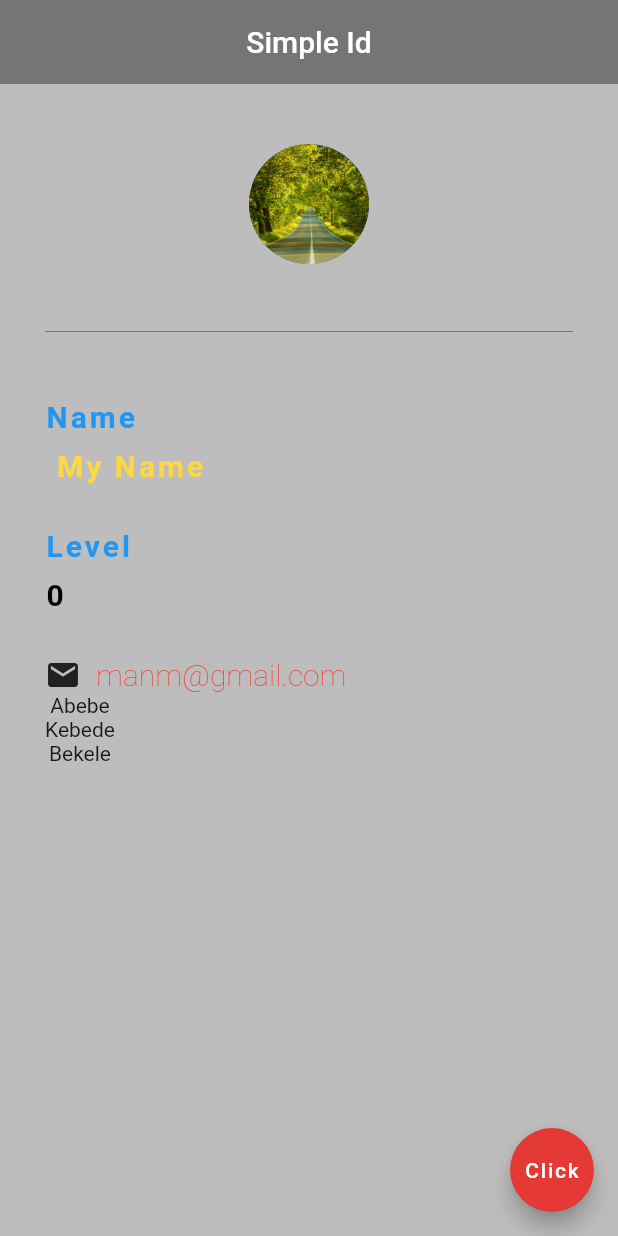
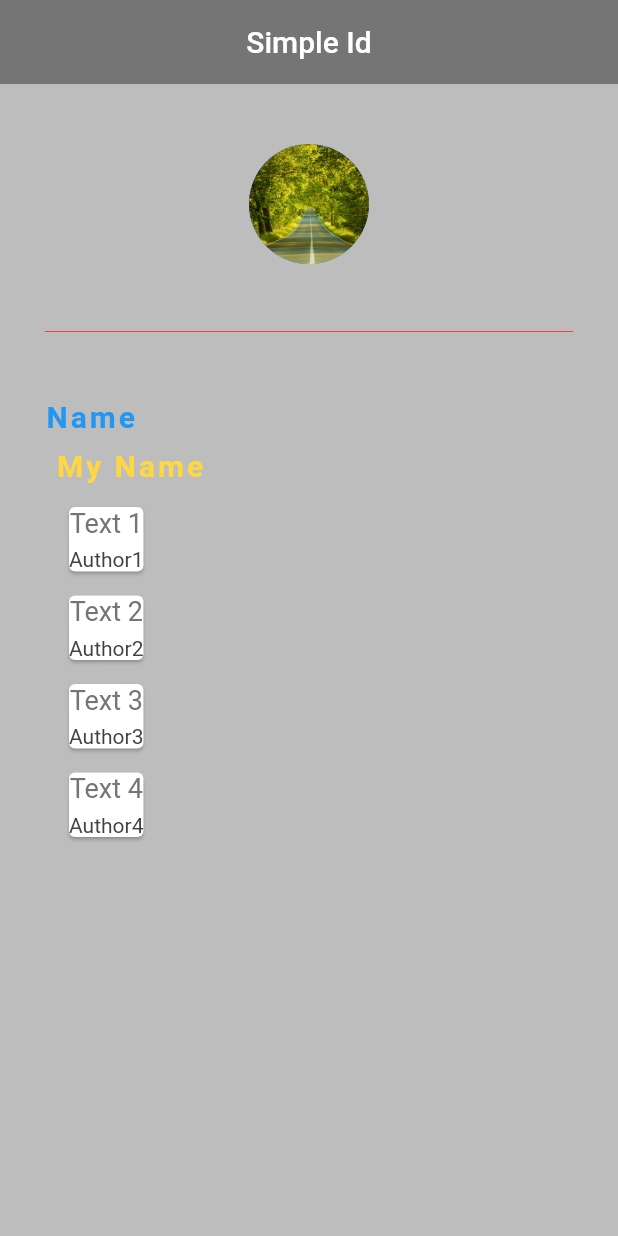
Before and after one commit to Destaritgithub/findwork, a Flutter app: the screen it shows after launch, on a phone screen of 412 x 824 dp. Run offline on Flutter 3.47's test engine with Material 2 defaults, Android fonts, the phone set to English and light mode, and no system bars.

Commit message:
flutter get

```diff
--- a/myapp/lib/main.dart
+++ b/myapp/lib/main.dart
@@ -1,4 +1,5 @@
 import 'package:flutter/material.dart';
+import 'quate.dart';
 
 void main() {
   runApp(MaterialApp(
@@ -14,7 +15,38 @@ class MyApp extends StatefulWidget {
 
 class _MyAppState extends State<MyApp> {
   int level = 0;
-  List<String> names = ['Abebe', 'Kebede', 'Bekele'];
+  List<Quote> names = [
+    Quote(text: 'Text 1', author: 'Author1'),
+    Quote(text: 'Text 2', author: 'Author2'),
+    Quote(text: 'Text 3', author: 'Author3'),
+    Quote(text: 'Text 4', author: 'Author4'),
+  ];
+
+  Widget quoteTemplete(quote) {
+    return Card(
+      margin: EdgeInsets.fromLTRB(16.0, 16.0, 16.0, 0.0),
+      child: Column(
+        children: [
+          Text(quote.text,
+          style: TextStyle(
+            fontSize: 18.0,
+            color: Colors.grey[600],
+          ),
+          ),
+          SizedBox(height: 6.0,),
+          Text(
+            quote.author,
+            style: TextStyle(
+              fontSize: 14.0,
+              color: Colors.grey[800],
+            ),
+          ),
+
+        ],
+      ),
+    );
+  }
+
   @override
   Widget build(BuildContext context) {
     return Scaffold(
@@ -61,67 +93,61 @@ class _MyAppState extends State<MyApp> {
                 letterSpacing: 2.0,
               ),
             ),
-            SizedBox(
-              height: 30.0,
-            ),
-            Text(
-              'Level',
-              style: TextStyle(
-                fontSize: 20.0,
-                color: Colors.blue,
-                fontWeight: FontWeight.bold,
-                letterSpacing: 2.0,
-              ),
-            ),
-            SizedBox(
-              height: 10.0,
-            ),
-            Text(
-              '$level',
-              style: TextStyle(
-                fontSize: 20.0,
-                color: Colors.black,
-                fontWeight: FontWeight.bold,
-                letterSpacing: 2.0,
-              ),
-            ),
-            SizedBox(
-              height: 30.0,
-            ),
-            Row(
-              children: [
-                Icon(
-                  Icons.email,
-                  color: Colors.grey[900],
-                ),
-                SizedBox(
-                  width: 10,
-                ),
-                Text(
-                  'manm@gmail.com',
-                  style: TextStyle(
-                    color: Colors.red,
-                    fontSize: 20.0,
-                    fontWeight: FontWeight.w100,
-                  ),
-                )
-              ],
-            ),
+            // SizedBox(
+            //   height: 30.0,
+            // ),
+            // Text(
+            //   'Level',
+            //   style: TextStyle(
+            //     fontSize: 20.0,
+            //     color: Colors.blue,
+            //     fontWeight: FontWeight.bold,
+            //     letterSpacing: 2.0,
+            //   ),
+            // ),
+            // SizedBox(
+            //   height: 10.0,
+            // ),
+            // Text(
+            //   '$level',
+            //   style: TextStyle(
+            //     fontSize: 20.0,
+            //     color: Colors.black,
+            //     fontWeight: FontWeight.bold,
+            //     letterSpacing: 2.0,
+            //   ),
+            // ),
+            // SizedBox(
+            //   height: 30.0,
+            // ),
+            // Row(
+            //   children: [
+            //     Icon(
+            //       Icons.email,
+            //       color: Colors.grey[900],
+            //     ),
+            //     SizedBox(
+            //       width: 10,
+            //     ),
+            //     // Text(
+            //     //   'manm@gmail.com',
+            //     //   style: TextStyle(
+            //     //     color: Colors.red,
+            //     //     fontSize: 20.0,
+            //     //     fontWeight: FontWeight.w100,
+            //     //   ),
+            //     // )
+            //   ],
+            // ),
             Column(
-              children: names.map((e) => Text(e)).toList()
-            )
+                children:
+                    names.map((e) =>quoteTemplete(e)).toList()
+
+        ),
           ],
-        ),
       ),
-      floatingActionButton: FloatingActionButton(
-        onPressed: () {
-          setState(() {
-            level += 100;
-          });
-        },
-        child: Text('Click'),
-        backgroundColor: Colors.red[600],
-      ),
+
+    )
     );
   }
 }
--- /dev/null
+++ b/myapp/lib/quate.dart
@@ -0,0 +1,5 @@
+class Quote {
+  String text;
+  String author;
+  Quote({this.text = '', this.author = ''});
+}
```
